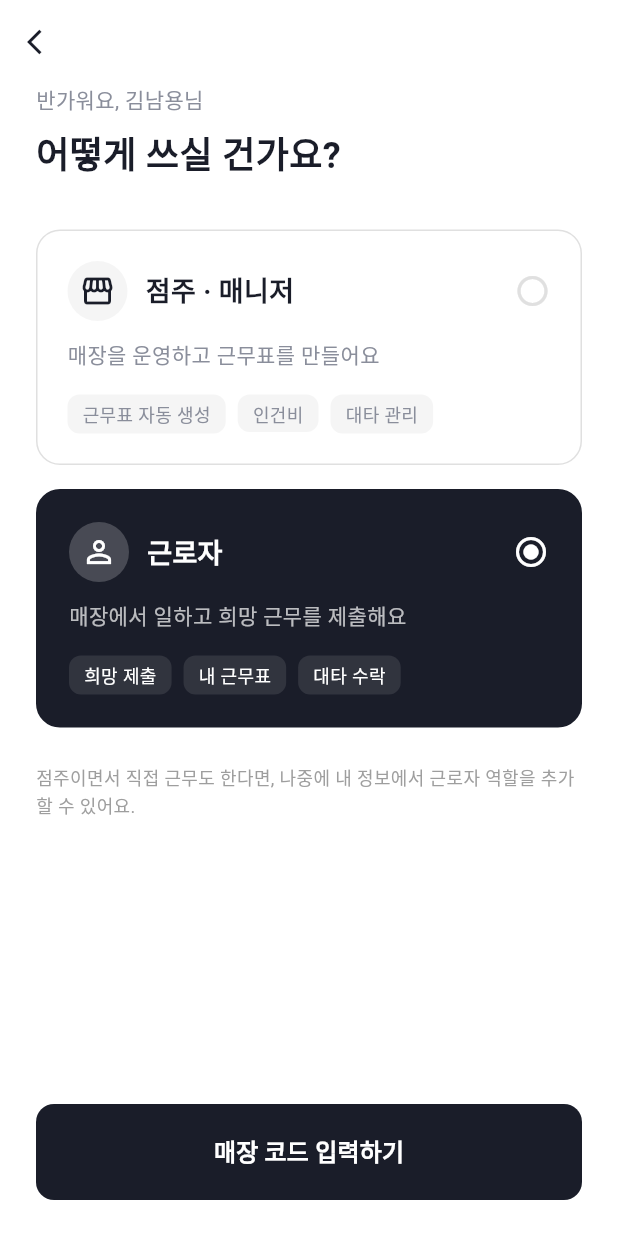
After one commit to kw-store-scheduler/store-scheduler-frontend, a Flutter app: the RoleSelectionPage screen opened directly, on a phone screen of 412 x 824 dp. The commit adds this screen. Run offline on Flutter 3.47's test engine with Material 3 defaults, Android fonts, the phone set to English and light mode, and no system bars; Roboto replaces fonts that are missing (Pretendard).

Commit message:
역할 선택

```diff
--- a/lib/screens/common/login_page.dart
+++ b/lib/screens/common/login_page.dart
@@ -96,7 +96,7 @@ class LoginPage extends StatelessWidget {
                     shape: RoundedRectangleBorder(borderRadius: BorderRadius.circular(12)),
                   ),
                   onPressed: () {
-                    // TODO: A06 역할 선택 화면 또는 홈으로 이동
+                    // A06 역할 선택 화면 또는 홈으로 이동
                   },
                   child: const Text(
                     "휴대폰 번호로 계속하기",
--- /dev/null
+++ b/lib/screens/common/role_selection_page.dart
@@ -0,0 +1,187 @@
+import 'package:flutter/material.dart';
+import '../../core/theme.dart';
+
+class RoleSelectionPage extends StatefulWidget {
+  const RoleSelectionPage({super.key});
+
+  @override
+  State<RoleSelectionPage> createState() => _RoleSelectionPageState();
+}
+
+class _RoleSelectionPageState extends State<RoleSelectionPage> {
+  // 0: 점주/매니저, 1: 근로자 (디자인 시안에 맞춰 근로자 기본 선택)
+  int _selectedRoleIndex = 1;
+
+  @override
+  Widget build(BuildContext context) {
+    return Scaffold(
+      backgroundColor: Colors.white,
+      appBar: AppBar(
+        backgroundColor: Colors.white,
+        elevation: 0,
+        leading: IconButton(
+          icon: const Icon(Icons.arrow_back_ios, color: ThymeColor.deepNight, size: 20),
+          onPressed: () => Navigator.pop(context),
+        ),
+      ),
+      body: SafeArea(
+        child: Padding(
+          padding: const EdgeInsets.symmetric(horizontal: 24.0),
+          child: Column(
+            crossAxisAlignment: CrossAxisAlignment.start,
+            children: [
+              const Text(
+                "반가워요, 김남용님",
+                style: TextStyle(fontSize: 14, color: ThymeColor.textGrey),
+              ),
+              const SizedBox(height: 8),
+              const Text(
+                "어떻게 쓰실 건가요?",
+                style: TextStyle(fontSize: 24, fontWeight: FontWeight.bold, color: ThymeColor.deepNight),
+              ),
+              const SizedBox(height: 32),
+
+              // 점주 · 매니저 선택 카드
+              _buildRoleCard(
+                index: 0,
+                icon: Icons.storefront_outlined,
+                title: "점주 · 매니저",
+                description: "매장을 운영하고 근무표를 만들어요",
+                tags: ["근무표 자동 생성", "인건비", "대타 관리"],
+              ),
+              const SizedBox(height: 16),
+
+              // 근로자 선택 카드
+              _buildRoleCard(
+                index: 1,
+                icon: Icons.person_outline,
+                title: "근로자",
+                description: "매장에서 일하고 희망 근무를 제출해요",
+                tags: ["희망 제출", "내 근무표", "대타 수락"],
+              ),
+
+              const SizedBox(height: 24),
+              Text(
+                "점주이면서 직접 근무도 한다면, 나중에 내 정보에서 근로자 역할을 추가할 수 있어요.",
+                style: TextStyle(fontSize: 12, color: Colors.grey.shade500, height: 1.5),
+              ),
+
+              const Spacer(),
+
+              // 하단 버튼 (선택된 역할에 따라 텍스트 변경)
+              SizedBox(
+                width: double.infinity,
+                child: ElevatedButton(
+                  style: ElevatedButton.styleFrom(
+                    backgroundColor: ThymeColor.deepNight,
+                    padding: const EdgeInsets.symmetric(vertical: 20),
+                    shape: RoundedRectangleBorder(borderRadius: BorderRadius.circular(12)),
+                    elevation: 0,
+                  ),
+                  onPressed: () {
+                    // 점주면 매장 등록(O01), 근로자면 매장 코드 입력(J01)으로 이동
+                  },
+                  child: Text(
+                    _selectedRoleIndex == 0 ? "매장 등록하기" : "매장 코드 입력하기",
+                    style: const TextStyle(fontSize: 16, fontWeight: FontWeight.bold, color: Colors.white),
+                  ),
+                ),
+              ),
+              const SizedBox(height: 24),
+            ],
+          ),
+        ),
+      ),
+    );
+  }
+
+  Widget _buildRoleCard({
+    required int index,
+    required IconData icon,
+    required String title,
+    required String description,
+    required List<String> tags,
+  }) {
+    bool isSelected = _selectedRoleIndex == index;
+
+    return GestureDetector(
+      onTap: () => setState(() => _selectedRoleIndex = index),
+      child: Container(
+        padding: const EdgeInsets.all(20),
+        decoration: BoxDecoration(
+          color: isSelected ? ThymeColor.deepNight : Colors.white,
+          border: Border.all(
+            color: isSelected ? ThymeColor.deepNight : Colors.grey.shade300,
+            width: isSelected ? 2 : 1,
+          ),
+          borderRadius: BorderRadius.circular(16),
+        ),
+        child: Column(
+          crossAxisAlignment: CrossAxisAlignment.start,
+          children: [
+            Row(
+              children: [
+                Container(
+                  padding: const EdgeInsets.all(8),
+                  decoration: BoxDecoration(
+                    color: isSelected ? Colors.white.withValues(alpha: 0.2) : Colors.grey.shade100,
+                    shape: BoxShape.circle,
+                  ),
+                  child: Icon(
+                    icon,
+                    color: isSelected ? Colors.white : ThymeColor.deepNight,
+                    size: 24,
+                  ),
+                ),
+                const SizedBox(width: 12),
+                Text(
+                  title,
+                  style: TextStyle(
+                    fontSize: 18,
+                    fontWeight: FontWeight.bold,
+                    color: isSelected ? Colors.white : ThymeColor.deepNight,
+                  ),
+                ),
+                const Spacer(),
+                Icon(
+                  isSelected ? Icons.radio_button_checked : Icons.radio_button_unchecked,
+                  color: isSelected ? Colors.white : Colors.grey.shade300,
+                ),
+              ],
+            ),
+            const SizedBox(height: 12),
+            Text(
+              description,
+              style: TextStyle(
+                fontSize: 14,
+                color: isSelected ? Colors.white70 : ThymeColor.textGrey,
+              ),
+            ),
+            const SizedBox(height: 16),
+            Wrap(
+              spacing: 8,
+              children: tags.map((tag) => _buildTag(tag, isSelected)).toList(),
+            ),
+          ],
+        ),
+      ),
+    );
+  }
+
+  Widget _buildTag(String text, bool isSelected) {
+    return Container(
+      padding: const EdgeInsets.symmetric(horizontal: 10, vertical: 4),
+      decoration: BoxDecoration(
+        color: isSelected ? Colors.white.withValues(alpha: 0.1) : Colors.grey.shade100,
+        borderRadius: BorderRadius.circular(8),
+      ),
+      child: Text(
+        text,
+        style: TextStyle(
+          fontSize: 12,
+          color: isSelected ? Colors.white : ThymeColor.textGrey,
+        ),
+      ),
+    );
+  }
+}
```
